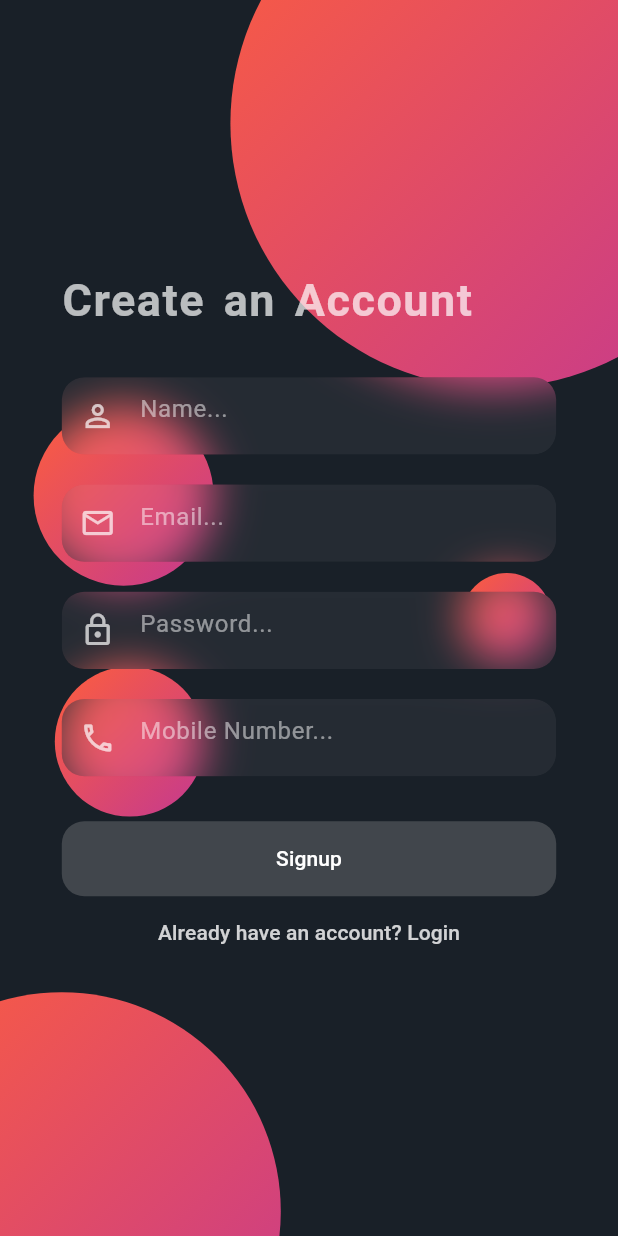
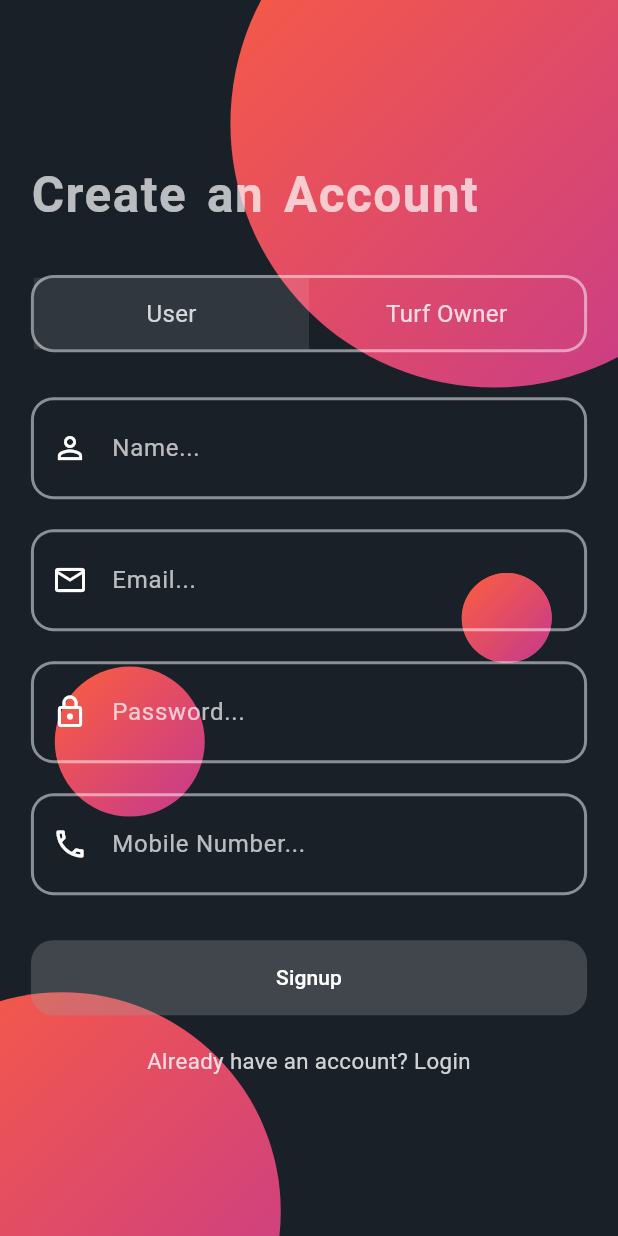
Before and after one commit to punchbiz2023/BookTheBiz, a Flutter app: the SignupPage screen opened directly, on a phone screen of 412 x 824 dp. Run offline on Flutter 3.47's test engine with Material 3 defaults, Android fonts, the phone set to English and light mode, and no system bars; our stand-ins replace cloud_firestore, firebase_auth, firebase_core, firebase_storage, fluttertoast, image_picker; accounts and stored records are empty.

Commit message:
added 2 type of users. 1. turf owner 2. user.

```diff
--- a/lib/pages/sign_up_page.dart
+++ b/lib/pages/sign_up_page.dart
@@ -1,10 +1,9 @@
 import 'dart:async';
-import 'dart:ui';
 
 import 'package:cloud_firestore/cloud_firestore.dart';
 import 'package:firebase_auth/firebase_auth.dart';
 import 'package:flutter/material.dart';
-import 'package:flutter/services.dart';
+import 'package:fluttertoast/fluttertoast.dart';
 
 import 'home_page.dart'; // Import the home page
 
@@ -23,6 +22,7 @@ class _SignupPageState extends State<SignupPage> with TickerProviderStateMixin {
   final TextEditingController _mobileController = TextEditingController();
 
   bool _loading = false;
+  String _userType = 'User'; // Default user type
 
   late AnimationController controller1;
   late AnimationController controller2;
@@ -125,6 +125,7 @@ class _SignupPageState extends State<SignupPage> with TickerProviderStateMixin {
         'name': _nameController.text,
         'email': _emailController.text,
         'mobile': _mobileController.text,
+        'userType': _userType, // Add userType to Firestore
       });
 
       Navigator.pushReplacement(
@@ -133,9 +134,7 @@ class _SignupPageState extends State<SignupPage> with TickerProviderStateMixin {
             builder: (context) => HomePage1(user: userCredential.user)),
       );
     } catch (e) {
-      ScaffoldMessenger.of(context).showSnackBar(
-        SnackBar(content: Text('Signup failed: $e')),
-      );
+      Fluttertoast.showToast(msg: 'Signup Failed: ${e.toString()}');
     } finally {
       setState(() {
         _loading = false;
@@ -172,10 +171,10 @@ class _SignupPageState extends State<SignupPage> with TickerProviderStateMixin {
             ),
           ),
           Positioned(
-            top: size.height * animation3.value,
-            left: size.width * (animation1.value + .1),
+            top: size.height * .5,
+            left: size.width * (animation2.value + .8),
             child: CustomPaint(
-              painter: MyPainter(60),
+              painter: MyPainter(30),
             ),
           ),
           Positioned(
@@ -186,7 +185,8 @@ class _SignupPageState extends State<SignupPage> with TickerProviderStateMixin {
             ),
           ),
           Padding(
-            padding: EdgeInsets.all(size.width * 0.1),
+            padding: EdgeInsets.symmetric(
+                horizontal: size.width * 0.05), // Adjust padding
             child: Column(
               mainAxisAlignment: MainAxisAlignment.center,
               crossAxisAlignment: CrossAxisAlignment.stretch,
@@ -195,12 +195,76 @@ class _SignupPageState extends State<SignupPage> with TickerProviderStateMixin {
                   'Create an Account',
                   style: TextStyle(
                     color: Colors.white.withOpacity(.7),
-                    fontSize: 30,
+                    fontSize: size.width * 0.08, // Responsive font size
                     fontWeight: FontWeight.bold,
                     letterSpacing: 1,
                     wordSpacing: 4,
                   ),
                 ),
+                const SizedBox(height: 30),
+
+                // User Type Selection Container
+                Container(
+                  height: size.width / 8,
+                  width: size.width * 0.9, // Responsive width
+                  decoration: BoxDecoration(
+                    color: Colors.transparent,
+                    borderRadius: BorderRadius.circular(15),
+                    border: Border.all(
+                      color: Colors.white.withOpacity(0.5),
+                      width: 2,
+                    ),
+                  ),
+                  child: Row(
+                    children: [
+                      Expanded(
+                        child: GestureDetector(
+                          onTap: () {
+                            setState(() {
+                              _userType = 'User';
+                            });
+                          },
+                          child: Container(
+                            color: _userType == 'User'
+                                ? Colors.white.withOpacity(0.1)
+                                : Colors.transparent,
+                            alignment: Alignment.center,
+                            child: Text(
+                              'User',
+                              style: TextStyle(
+                                color: Colors.white.withOpacity(0.8),
+                                fontSize: 16,
+                              ),
+                            ),
+                          ),
+                        ),
+                      ),
+                      Expanded(
+                        child: GestureDetector(
+                          onTap: () {
+                            setState(() {
+                              _userType = 'Turf Owner';
+                            });
+                          },
+                          child: Container(
+                            color: _userType == 'Turf Owner'
+                                ? Colors.white.withOpacity(0.1)
+                                : Colors.transparent,
+                            alignment: Alignment.center,
+                            child: Text(
+                              'Turf Owner',
+                              style: TextStyle(
+                                color: Colors.white.withOpacity(0.8),
+                                fontSize: 16,
+                              ),
+                            ),
+                          ),
+                        ),
+                      ),
+                    ],
+                  ),
+                ),
+
                 const SizedBox(height: 30),
                 component1(Icons.person_outline, 'Name...', false, false,
                     _nameController),
@@ -217,6 +281,7 @@ class _SignupPageState extends State<SignupPage> with TickerProviderStateMixin {
                 ElevatedButton(
                   onPressed: _loading ? null : _signup,
                   style: ElevatedButton.styleFrom(
+                    minimumSize: Size(size.width * 0.8, 50), // Responsive width
                     foregroundColor: Colors.white,
                     backgroundColor: Colors.grey.withOpacity(0.3), // Text color
                     shape: RoundedRectangleBorder(
@@ -227,21 +292,24 @@ class _SignupPageState extends State<SignupPage> with TickerProviderStateMixin {
                         vertical: 15), // Adjust padding as needed
                   ),
                   child: _loading
-                      ? const CircularProgressIndicator()
-                      : const Text('Signup',
-                          style: TextStyle(color: Colors.white)),
+                      ? CircularProgressIndicator()
+                      : Text('Signup', style: TextStyle(color: Colors.white)),
                 ),
-                TextButton(
-                  onPressed: () {
-                    HapticFeedback.lightImpact();
-                    Navigator.pop(context); // Go back to login page
-                  },
+                const SizedBox(height: 20),
+                LayoutBuilder(
+                  builder: (context, constraints) {
+                    return Center(
                       child: Text(
                         'Already have an account? Login',
                         style: TextStyle(
                           color: Colors.white.withOpacity(.8),
+                          fontSize: constraints.maxWidth *
+                              0.04, // Responsive text size
                         ),
+                        textAlign: TextAlign.center,
                       ),
+                    );
+                  },
                 ),
               ],
             ),
@@ -251,45 +319,34 @@ class _SignupPageState extends State<SignupPage> with TickerProviderStateMixin {
     );
   }
 
-  Widget component1(IconData icon, String hintText, bool isPassword,
-      bool isEmail, TextEditingController controller) {
-    Size size = MediaQuery.of(context).size;
-
-    return ClipRRect(
+  Widget component1(IconData icon, String hint, bool obscure, bool isEmail,
+      TextEditingController controller) {
+    return Container(
+      width: double.infinity,
+      decoration: BoxDecoration(
+        color: Colors.transparent,
         borderRadius: BorderRadius.circular(15),
-      child: BackdropFilter(
-        filter: ImageFilter.blur(
-          sigmaY: 15,
-          sigmaX: 15,
+        border: Border.all(
+          color: Colors.white.withOpacity(0.5),
+          width: 2,
         ),
-        child: Container(
-          height: size.width / 8,
-          width: size.width / 1.2,
-          alignment: Alignment.center,
-          padding: EdgeInsets.only(right: size.width / 30),
-          decoration: BoxDecoration(
-            color: Colors.white.withOpacity(.05),
-            borderRadius: BorderRadius.circular(15),
       ),
-          child: TextField(
+      child: TextFormField(
         controller: controller,
-            style: TextStyle(color: Colors.white.withOpacity(.8)),
+        obscureText: obscure,
         cursorColor: Colors.white,
-            obscureText: isPassword,
-            keyboardType:
-                isEmail ? TextInputType.emailAddress : TextInputType.text,
+        style: TextStyle(color: Colors.white),
         decoration: InputDecoration(
           prefixIcon: Icon(
             icon,
-                color: Colors.white.withOpacity(.7),
+            color: Colors.white,
           ),
+          hintText: hint,
+          hintStyle: TextStyle(color: Colors.white.withOpacity(.7)),
           border: InputBorder.none,
-              hintMaxLines: 1,
-              hintText: hintText,
-              hintStyle: TextStyle(color: Colors.white.withOpacity(.5)),
+          contentPadding: EdgeInsets.symmetric(vertical: 20),
         ),
-          ),
-        ),
+        keyboardType: isEmail ? TextInputType.emailAddress : TextInputType.text,
       ),
     );
   }
```
Lines whose indentation alone changed are shown as unchanged.
